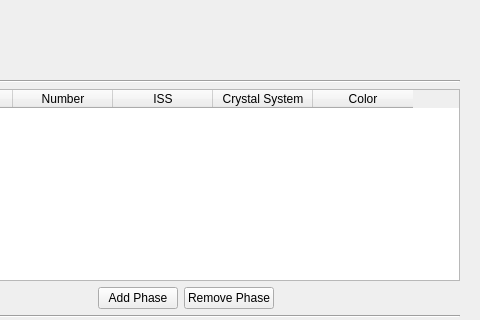
Old version of the form ui/di_setup.ui in the repository EBSP-Indexer/EBSP-Indexer; both pictures show x 470 to 950 and y 0 to 320 of the 950 by 501 pixel window.
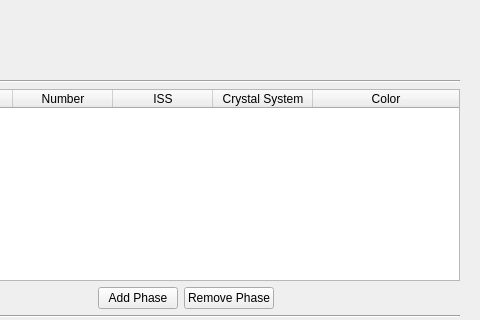
New version of the form.

Commit message: Black format and import cleanup, minor fixes

```diff
--- a/ui/di_setup.ui
+++ b/ui/di_setup.ui
@@ -81,6 +81,9 @@
             <property name="selectionBehavior">
              <enum>QAbstractItemView::SelectRows</enum>
             </property>
+            <attribute name="horizontalHeaderStretchLastSection">
+             <bool>true</bool>
+            </attribute>
             <column>
              <property name="text">
               <string>Name</string>
```
The commit also changes 2 other files.
